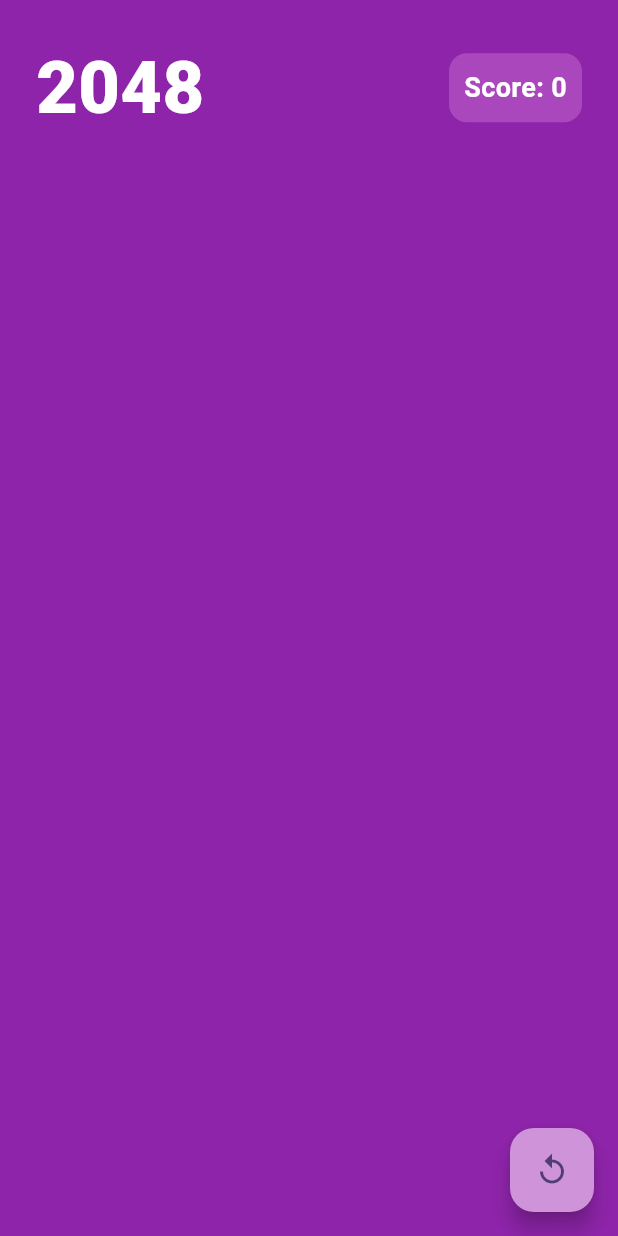
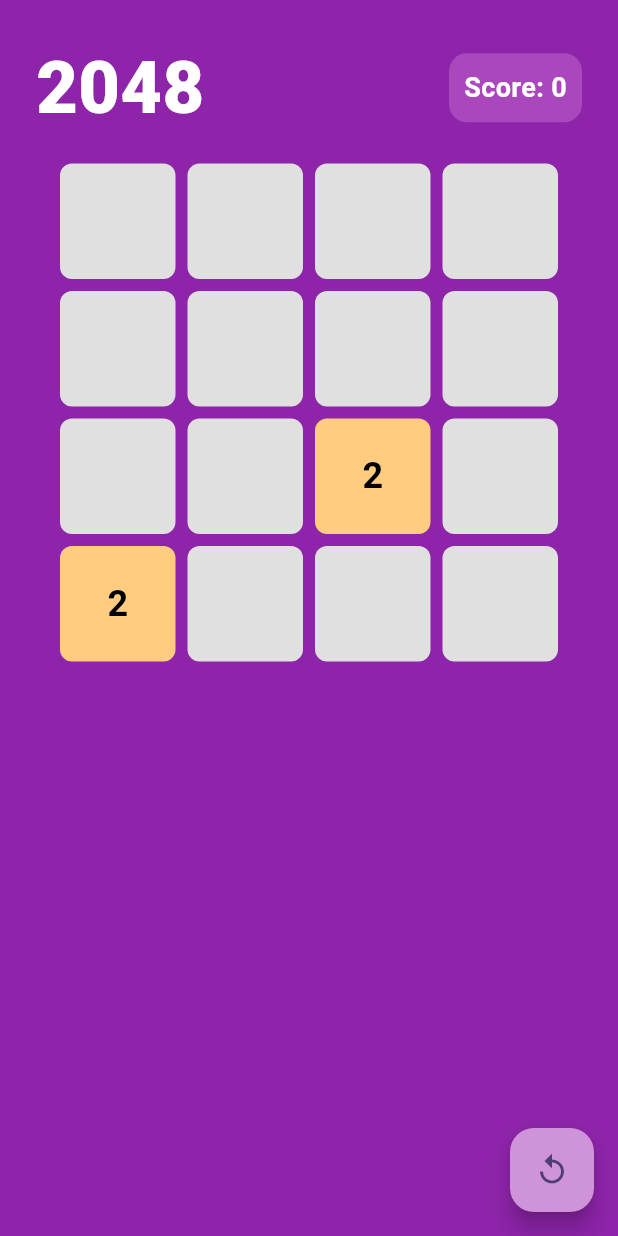
Before and after one commit to Grand0x/2048-flutter, a Flutter app: the screen it shows after launch, on a phone screen of 412 x 824 dp. Run offline on Flutter 3.47's test engine with Material 3 defaults, Android fonts, the phone set to English and light mode, and no system bars.

Commit message:
display grid

```diff
--- a/lib/main.dart
+++ b/lib/main.dart
@@ -46,9 +46,10 @@ class _MyHomePageState extends State<MyHomePage> {
             mainAxisAlignment: MainAxisAlignment.start,
             children: <Widget>[
               ScoreBoard(grid: _grid),
-              GameBoard(
+              Expanded(
+                  child: GameBoard(
                 grid: _grid,
-              ),
+              )),
             ],
           ),
         ),
--- a/lib/widgets/game_board.dart
+++ b/lib/widgets/game_board.dart
@@ -1,5 +1,6 @@
 import 'package:flutter/material.dart';
 import 'package:myapp/models/grid.dart';
+import 'package:myapp/widgets/tile.dart';
 
 class GameBoard extends StatefulWidget {
   const GameBoard({super.key, required this.grid});
@@ -11,14 +12,57 @@ class GameBoard extends StatefulWidget {
 }
 
 class _GameBoardState extends State<GameBoard> {
+  // Fonction pour capturer les gestes de swipe et déplacer les tuiles
+  void _handleSwipe(DragEndDetails details) {
+    if (details.primaryVelocity != null) {
+      if (details.primaryVelocity! < 0) {
+        // Swipe vers la gauche
+        widget.grid.moveLeft();
+      } else if (details.primaryVelocity! > 0) {
+        // Swipe vers la droite
+        widget.grid.moveRight();
+      }
+    } else if (details.velocity.pixelsPerSecond.dy != 0) {
+      if (details.velocity.pixelsPerSecond.dy < 0) {
+        // Swipe vers le haut
+        widget.grid.moveUp();
+      } else {
+        // Swipe vers le bas
+        widget.grid.moveDown();
+      }
+    }
+  }
+
   @override
   Widget build(BuildContext context) {
-    return Container(
-      decoration: BoxDecoration(
-        color: Colors.purple[400], // Couleur de fond
-        borderRadius: BorderRadius.circular(12.0), // Coins arrondis
+    return GestureDetector(
+      onHorizontalDragEnd: _handleSwipe,
+      onVerticalDragEnd: _handleSwipe,
+      child: Column(
+        children: [
+          Expanded(
+              child: ListenableBuilder(
+                  listenable: widget.grid,
+                  builder: (context, child) {
+                    return GridView.builder(
+                      physics: const NeverScrollableScrollPhysics(),
+                      padding: const EdgeInsets.all(16.0),
+                      gridDelegate:
+                          const SliverGridDelegateWithFixedCrossAxisCount(
+                        crossAxisCount: 4,
+                        crossAxisSpacing: 8.0,
+                        mainAxisSpacing: 8.0,
+                      ),
+                      itemCount: 16,
+                      itemBuilder: (context, index) {
+                        int row = index ~/ 4;
+                        int col = index % 4;
+                        return Tile(number: widget.grid.grid[row][col]);
+                      },
+                    );
+                  })),
+        ],
       ),
-      child: null,
     );
   }
 }
--- /dev/null
+++ b/lib/widgets/tile.dart
@@ -0,0 +1,27 @@
+import 'package:flutter/material.dart';
+
+class Tile extends StatelessWidget {
+  const Tile({super.key, required this.number});
+
+  final int number;
+
+  @override
+  Widget build(BuildContext context) {
+    return Container(
+      decoration: BoxDecoration(
+        color: number == 0 ? Colors.grey[300] : Colors.orange[200],
+        borderRadius: BorderRadius.circular(8.0),
+      ),
+      child: Center(
+        child: Text(
+          number == 0 ? '' : '$number',
+          style: const TextStyle(
+            fontSize: 24,
+            fontWeight: FontWeight.bold,
+            color: Colors.black,
+          ),
+        ),
+      ),
+    );
+  }
+}
```
